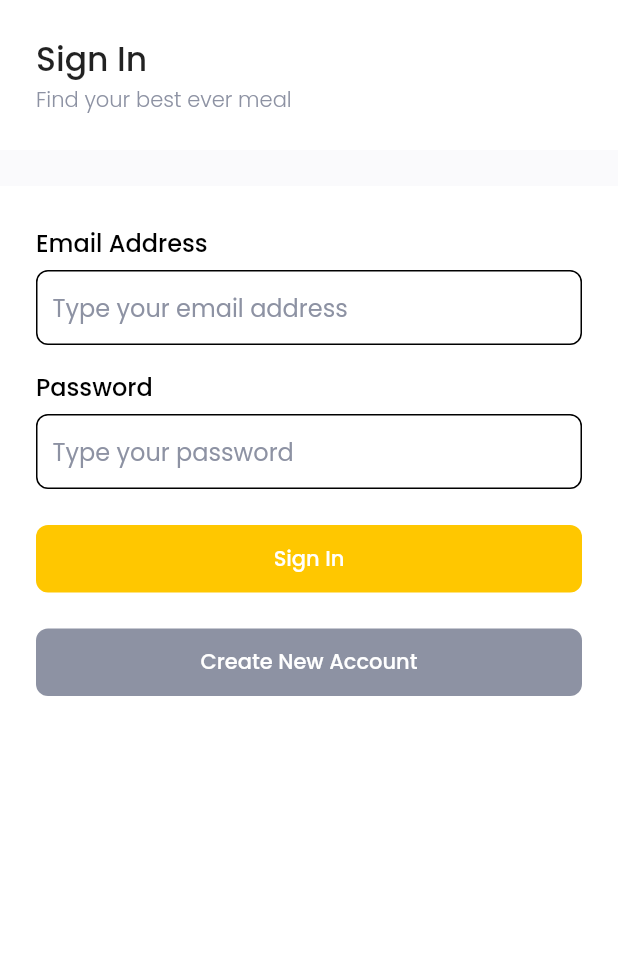
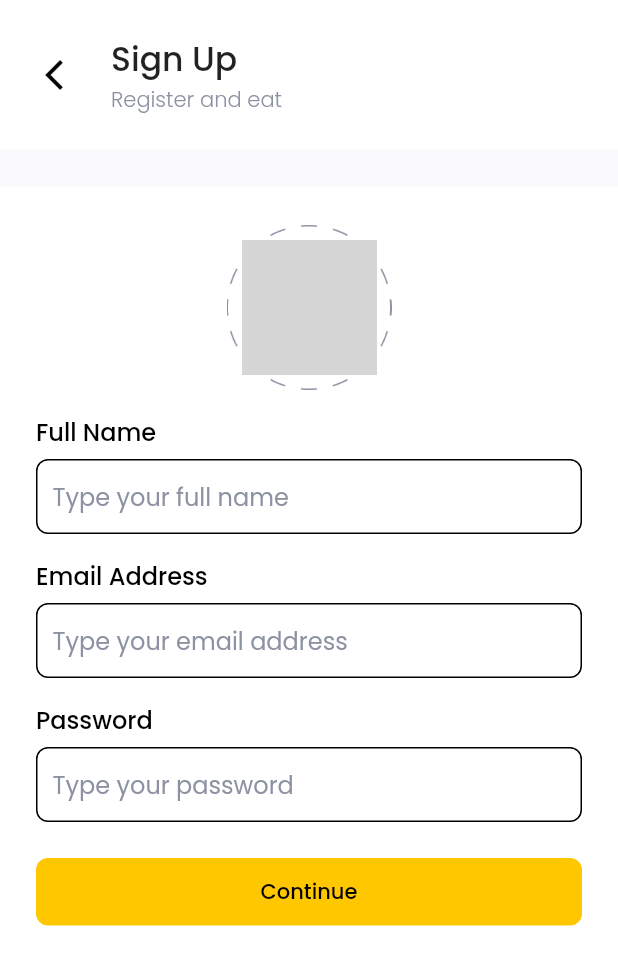
Before and after one commit to fathulaziss/flutter-food-market-app, a Flutter app: the screen it shows after launch, after a tap on "Create New Account", on a phone screen of 412 x 824 dp. Shown: the top 965 px of the screen. Run offline on Flutter 3.47's test engine with Material 2 defaults, Android fonts, the phone set to English and light mode, and no system bars; our stand-ins replace flutter_spinkit, get, google_fonts, supercharged; network calls fail; grey boxes are pictures that could not be loaded.

Commit message:
[Muhamad Fathul Azis]
adding SignUp Page and Address Page

```diff
--- a/lib/main.dart
+++ b/lib/main.dart
@@ -1,5 +1,6 @@
 import 'package:flutter/material.dart';
 import 'package:flutter_food_market_app/ui/pages/pages.dart';
+import 'package:get/get.dart';
 
 void main() {
   runApp(MyApp());
@@ -8,7 +9,7 @@ void main() {
 class MyApp extends StatelessWidget {
   @override
   Widget build(BuildContext context) {
-    return MaterialApp(
+    return GetMaterialApp(
       debugShowCheckedModeBanner: false,
       home: SignInPage(),
     );
--- a/lib/ui/pages/general_page.dart
+++ b/lib/ui/pages/general_page.dart
@@ -39,7 +39,13 @@ class GeneralPage extends StatelessWidget {
                       child: Row(
                         children: [
                           onBackButtonPressed != null
-                              ? Container(
+                              ? GestureDetector(
+                                  onTap: () {
+                                    if (onBackButtonPressed != null) {
+                                      onBackButtonPressed();
+                                    }
+                                  },
+                                  child: Container(
                                     width: 24,
                                     height: 24,
                                     margin: EdgeInsets.only(right: 26),
@@ -47,6 +53,7 @@ class GeneralPage extends StatelessWidget {
                                         image: DecorationImage(
                                             image: AssetImage(
                                                 'assets/back_arrow.png'))),
+                                  ),
                                 )
                               : SizedBox(),
                           Column(
--- a/lib/ui/pages/pages.dart
+++ b/lib/ui/pages/pages.dart
@@ -4,6 +4,9 @@ import 'package:flutter_food_market_app/shared/shared.dart';
 import 'package:flutter_spinkit/flutter_spinkit.dart';
 import 'package:google_fonts/google_fonts.dart';
 import 'package:supercharged/supercharged.dart';
+import 'package:get/get.dart';
 
 part 'general_page.dart';
 part 'sign_in_page.dart';
+part 'sign_up_page.dart';
+part 'address_page.dart';
--- a/lib/ui/pages/sign_in_page.dart
+++ b/lib/ui/pages/sign_in_page.dart
@@ -16,9 +16,9 @@ class _SignInPageState extends State<SignInPage> {
       title: 'Sign In',
       subtitle: "Find your best ever meal",
       child: Column(
-        crossAxisAlignment: CrossAxisAlignment.start,
         children: [
           Container(
+            width: double.infinity,
             margin: EdgeInsets.fromLTRB(defaultMargin, 26, defaultMargin, 6),
             child: Text(
               "Email Address",
@@ -45,6 +45,7 @@ class _SignInPageState extends State<SignInPage> {
             ),
           ),
           Container(
+            width: double.infinity,
             margin: EdgeInsets.fromLTRB(defaultMargin, 16, defaultMargin, 6),
             child: Text(
               "Password",
@@ -88,7 +89,7 @@ class _SignInPageState extends State<SignInPage> {
                       color: mainColor,
                       child: Text('Sign In',
                           style: GoogleFonts.poppins(
-                            color: Colors.white,
+                            color: Colors.black,
                             fontWeight: FontWeight.w500,
                           )),
                     )),
@@ -103,7 +104,9 @@ class _SignInPageState extends State<SignInPage> {
                       color: mainColor,
                     )
                   : RaisedButton(
-                      onPressed: () {},
+                      onPressed: () {
+                        Get.to(SignUpPage());
+                      },
                       elevation: 0,
                       shape: RoundedRectangleBorder(
                           borderRadius: BorderRadius.circular(8)),
--- /dev/null
+++ b/lib/ui/pages/sign_up_page.dart
@@ -0,0 +1,144 @@
+part of 'pages.dart';
+
+class SignUpPage extends StatefulWidget {
+  @override
+  _SignUpPageState createState() => _SignUpPageState();
+}
+
+class _SignUpPageState extends State<SignUpPage> {
+  @override
+  Widget build(BuildContext context) {
+    TextEditingController emailController = TextEditingController();
+    TextEditingController passwordController = TextEditingController();
+    TextEditingController nameController = TextEditingController();
+
+    return GeneralPage(
+      title: 'Sign Up',
+      subtitle: "Register and eat",
+      onBackButtonPressed: () {
+        Get.back();
+      },
+      child: Column(
+        children: [
+          Container(
+            width: 110,
+            height: 110,
+            margin: EdgeInsets.only(top: 26),
+            padding: EdgeInsets.all(10),
+            decoration: BoxDecoration(
+                image: DecorationImage(
+                    image: AssetImage('assets/photo_border.png'))),
+            child: Container(
+              decoration: BoxDecoration(
+                  shape: BoxShape.circle,
+                  image: DecorationImage(
+                      image: NetworkImage(
+                          'https://www.biography.com/.image/t_share/MTU0ODUwMjQ0NjIwNzI0MDAx/chris-hemsworth-poses-during-a-photo-call-for-thor-ragnarok-on-october-15-2017-in-sydney-australia-photo-by-mark-metcalfe_getty-images-for-disney-square.jpg'),
+                      fit: BoxFit.cover)),
+            ),
+          ),
+          Container(
+            width: double.infinity,
+            margin: EdgeInsets.fromLTRB(defaultMargin, 16, defaultMargin, 6),
+            child: Text(
+              "Full Name",
+              style: blackFontStyle2,
+            ),
+          ),
+          Container(
+            width: double.infinity,
+            margin: EdgeInsets.symmetric(
+                horizontal:
+                    defaultMargin), //margin utk memberi batas container dg layar hp
+            padding: EdgeInsets.symmetric(
+                horizontal:
+                    10), // padding utk memberi batas text input dg batas container
+            decoration: BoxDecoration(
+                borderRadius: BorderRadius.circular(8),
+                border: Border.all(color: Colors.black)),
+            child: TextField(
+              controller: nameController,
+              decoration: InputDecoration(
+                  border: InputBorder.none,
+                  hintStyle: greyFontStyle,
+                  hintText: 'Type your full name'),
+            ),
+          ),
+          Container(
+            width: double.infinity,
+            margin: EdgeInsets.fromLTRB(defaultMargin, 16, defaultMargin, 6),
+            child: Text(
+              "Email Address",
+              style: blackFontStyle2,
+            ),
+          ),
+          Container(
+            width: double.infinity,
+            margin: EdgeInsets.symmetric(
+                horizontal:
+                    defaultMargin), //margin utk memberi batas container dg layar hp
+            padding: EdgeInsets.symmetric(
+                horizontal:
+                    10), // padding utk memberi batas text input dg batas container
+            decoration: BoxDecoration(
+                borderRadius: BorderRadius.circular(8),
+                border: Border.all(color: Colors.black)),
+            child: TextField(
+              controller: emailController,
+              decoration: InputDecoration(
+                  border: InputBorder.none,
+                  hintStyle: greyFontStyle,
+                  hintText: 'Type your email address'),
+            ),
+          ),
+          Container(
+            width: double.infinity,
+            margin: EdgeInsets.fromLTRB(defaultMargin, 16, defaultMargin, 6),
+            child: Text(
+              "Password",
+              style: blackFontStyle2,
+            ),
+          ),
+          Container(
+            width: double.infinity,
+            margin: EdgeInsets.symmetric(
+                horizontal:
+                    defaultMargin), //margin utk memberi batas container dg layar hp
+            padding: EdgeInsets.symmetric(
+                horizontal:
+                    10), // padding utk memberi batas text input dg batas container
+            decoration: BoxDecoration(
+                borderRadius: BorderRadius.circular(8),
+                border: Border.all(color: Colors.black)),
+            child: TextField(
+              controller: passwordController,
+              decoration: InputDecoration(
+                  border: InputBorder.none,
+                  hintStyle: greyFontStyle,
+                  hintText: 'Type your password'),
+            ),
+          ),
+          Container(
+              width: double.infinity,
+              margin: EdgeInsets.only(top: 24),
+              height: 45,
+              padding: EdgeInsets.symmetric(horizontal: defaultMargin),
+              child: RaisedButton(
+                onPressed: () {
+                  Get.to(AddressPage());
+                },
+                elevation: 0,
+                shape: RoundedRectangleBorder(
+                    borderRadius: BorderRadius.circular(8)),
+                color: mainColor,
+                child: Text('Continue',
+                    style: GoogleFonts.poppins(
+                      color: Colors.black,
+                      fontWeight: FontWeight.w500,
+                    )),
+              )),
+        ],
+      ),
+    );
+  }
+}
--- a/pubspec.yaml
+++ b/pubspec.yaml
@@ -26,6 +26,7 @@ dependencies:
   cupertino_icons: ^0.1.3
   flutter_bloc: ^6.1.1
   flutter_spinkit: ^4.1.2+1
+  get: ^3.4.6
   google_fonts: ^1.1.1
   supercharged: ^1.11.1
 
```
Also changed, not shown: lib/ui/pages/address_page.dart (added, +165 -0 lines), pubspec.lock. Lines whose indentation alone changed are shown as unchanged.
